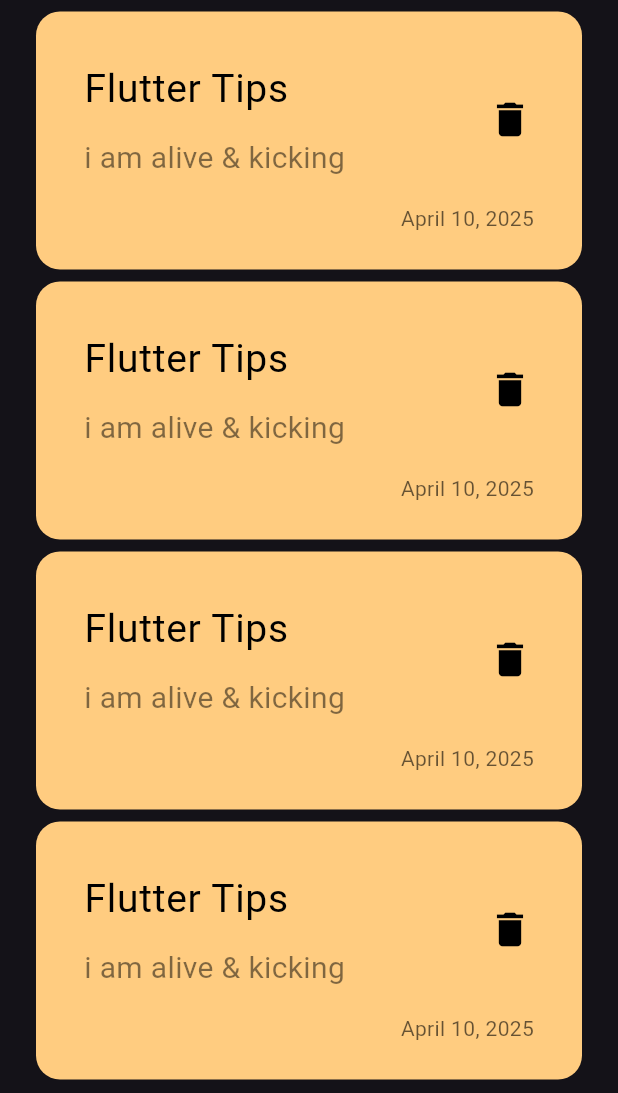
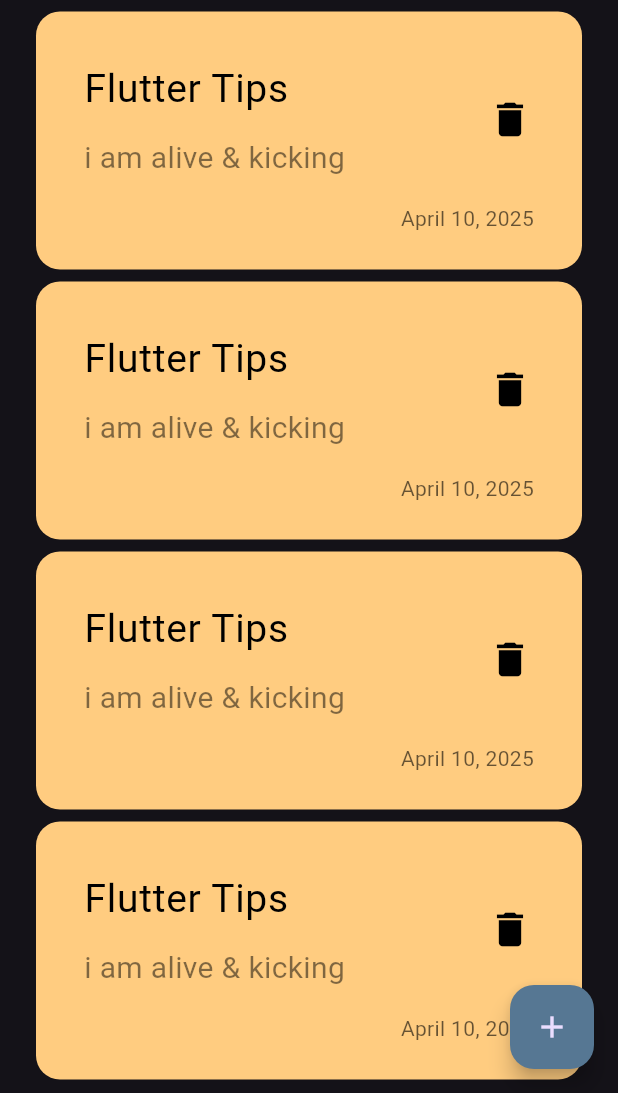
Before and after one commit to ahmed0128382/NoteApp, a Flutter app: the screen it shows after launch, on a phone screen of 412 x 824 dp, the part 143-1236 px from its top. Run offline on Flutter 3.47's test engine with Material 3 defaults, Android fonts, the phone set to English and light mode, and no system bars.

Commit message:
add floating action button

```diff
--- a/lib/views/note_view.dart
+++ b/lib/views/note_view.dart
@@ -7,6 +7,11 @@ class NoteView extends StatelessWidget {
   @override
   Widget build(BuildContext context) {
     return Scaffold(
+      floatingActionButton: FloatingActionButton(
+        backgroundColor: const Color.fromARGB(255, 86, 119, 147),
+        onPressed: () {},
+        child: Icon(Icons.add),
+      ),
       body: NoteViewBody(),
     );
   }
```
